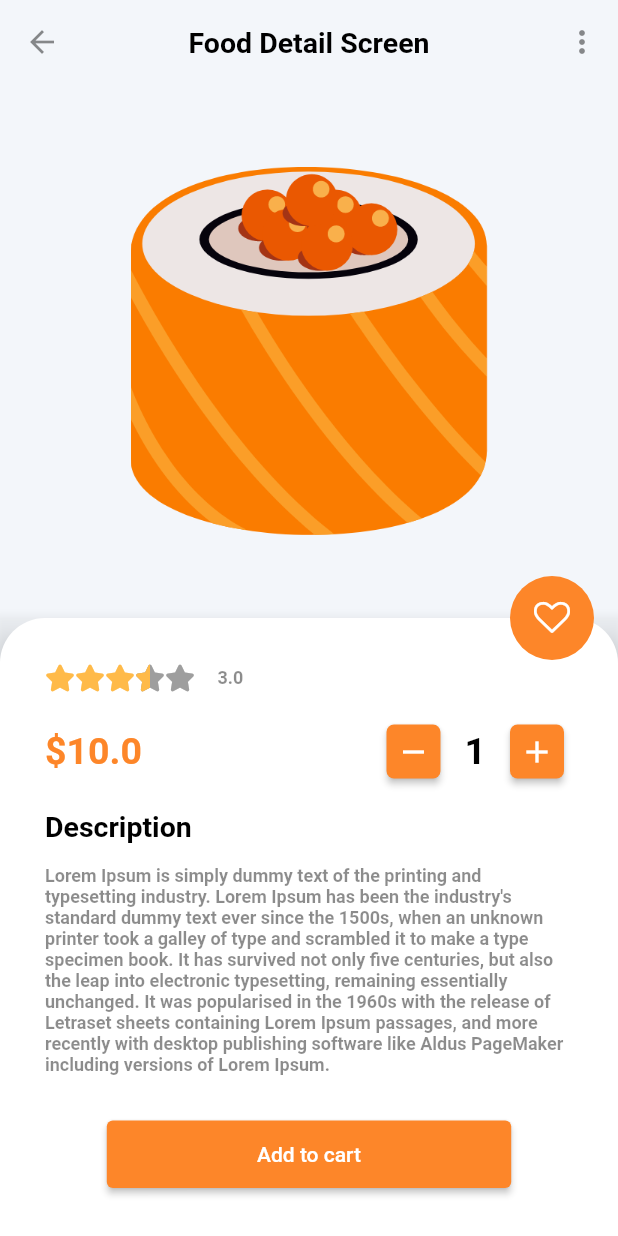
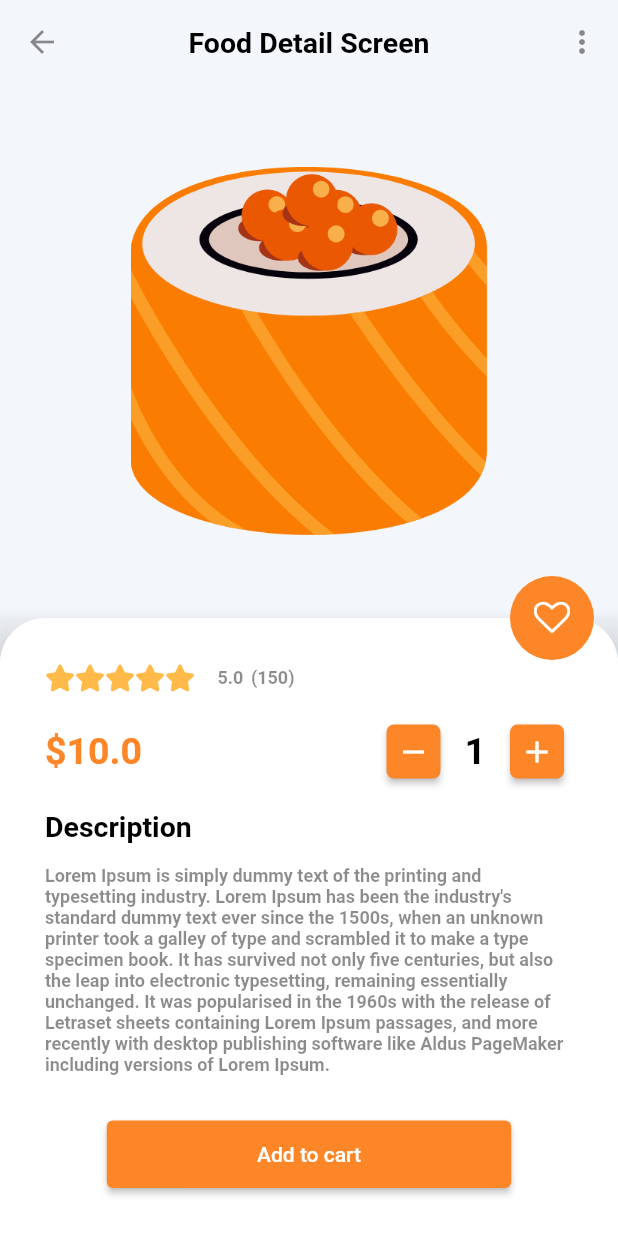
Before and after one commit to SinaSys/flutter_japanese_restaurant_app, a Flutter app: the FoodDetailScreen screen opened directly with sample values from the repository, on a phone screen of 412 x 824 dp. Run offline on Flutter 3.47's test engine with Material 2 defaults, Android fonts, the light colour scheme and no system bars; drawn by our look-alikes of flutter_rating_bar; our stand-ins replace badges, font_awesome_flutter, get.

Commit message:
Add voter field

```diff
--- a/lib/core/app_data.dart
+++ b/lib/core/app_data.dart
@@ -13,30 +13,30 @@ class AppData {
       "Lorem Ipsum is simply dummy text of the printing and typesetting industry. Lorem Ipsum has been the industry's standard dummy text ever since the 1500s, when an unknown printer took a galley of type and scrambled it to make a type specimen book. It has survived not only five centuries, but also the leap into electronic typesetting, remaining essentially unchanged. It was popularised in the 1960s with the release of Letraset sheets containing Lorem Ipsum passages, and more recently with desktop publishing software like Aldus PageMaker including versions of Lorem Ipsum.";
 
   static List<Food> foodItems = [
-    Food(AppAsset.sushi1, "Sushi1", 10.0, 1, false, dummyText, 3.0,
-        FoodType.sushi),
-    Food(AppAsset.sushi2, "Sushi2", 15.0, 1, false, dummyText, 3.0,
-        FoodType.sushi),
-    Food(AppAsset.sushi3, "Sushi3", 20.0, 1, false, dummyText, 3.0,
-        FoodType.sushi),
-    Food(AppAsset.sushi4, "Sushi4", 40.0, 1, false, dummyText, 3.0,
-        FoodType.kebab),
-    Food(AppAsset.sushi5, "Sushi5", 10.0, 1, false, dummyText, 3.0,
-        FoodType.kebab),
-    Food(AppAsset.sushi6, "Sushi6", 20.0, 1, false, dummyText, 3.0,
-        FoodType.burger),
-    Food(AppAsset.sushi7, "Sushi7", 12.0, 1, false, dummyText, 3.0,
-        FoodType.burger),
-    Food(AppAsset.sushi8, "Sushi8", 30.0, 1, false, dummyText, 3.0,
-        FoodType.ramen),
-    Food(AppAsset.sushi9, "Sushi9", 10.0, 1, false, dummyText, 3.0,
-        FoodType.ramen),
-    Food(AppAsset.sushi10, "Sushi10", 15.0, 1, false, dummyText, 3.0,
-        FoodType.ramen),
+    Food(AppAsset.sushi1, "Sushi1", 10.0, 1, false, dummyText, 5.0,
+        FoodType.sushi,150),
+    Food(AppAsset.sushi2, "Sushi2", 15.0, 1, false, dummyText, 3.5,
+        FoodType.sushi,652),
+    Food(AppAsset.sushi3, "Sushi3", 20.0, 1, false, dummyText, 4.0,
+        FoodType.sushi,723),
+    Food(AppAsset.sushi4, "Sushi4", 40.0, 1, false, dummyText, 2.5,
+        FoodType.kebab,456),
+    Food(AppAsset.sushi5, "Sushi5", 10.0, 1, false, dummyText, 4.5,
+        FoodType.kebab,650),
+    Food(AppAsset.sushi6, "Sushi6", 20.0, 1, false, dummyText, 1.5,
+        FoodType.burger,350),
+    Food(AppAsset.sushi7, "Sushi7", 12.0, 1, false, dummyText, 3.5,
+        FoodType.burger,265),
+    Food(AppAsset.sushi8, "Sushi8", 30.0, 1, false, dummyText, 4.0,
+        FoodType.ramen,890),
+    Food(AppAsset.sushi9, "Sushi9", 10.0, 1, false, dummyText, 5.0,
+        FoodType.ramen,900),
+    Food(AppAsset.sushi10, "Sushi10", 15.0, 1, false, dummyText, 3.5,
+        FoodType.ramen,420),
     Food(AppAsset.sushi11, "Sushi11", 25.0, 1, false, dummyText, 3.0,
-        FoodType.tempura),
-    Food(AppAsset.sushi12, "Sushi12", 20.0, 1, false, dummyText, 3.0,
-        FoodType.tempura),
+        FoodType.tempura,263),
+    Food(AppAsset.sushi12, "Sushi12", 20.0, 1, false, dummyText, 5.0,
+        FoodType.tempura,560),
   ];
 
   static List<BottomNavigationItem> bottomNavigationItems = [
--- a/lib/src/model/food.dart
+++ b/lib/src/model/food.dart
@@ -9,7 +9,8 @@ class Food {
   String description;
   double score;
   FoodType type;
+  int voter;
 
   Food(this.image, this.name, this.price, this.quantity, this.isFavorite,
-      this.description, this.score, this.type);
+      this.description, this.score, this.type,this.voter);
 }
--- a/lib/src/view/screen/food_detail_screen.dart
+++ b/lib/src/view/screen/food_detail_screen.dart
@@ -85,7 +85,7 @@ class FoodDetailScreen extends StatelessWidget {
                         RatingBar.builder(
                           itemPadding: EdgeInsets.zero,
                           itemSize: 20,
-                          initialRating: 3.1,
+                          initialRating: food.score,
                           minRating: 1,
                           direction: Axis.horizontal,
                           allowHalfRating: true,
@@ -100,6 +100,9 @@ class FoodDetailScreen extends StatelessWidget {
                         ),
                         const SizedBox(width: 15),
                         Text(food.score.toString(),
+                            style: Theme.of(context).textTheme.subtitle1),
+                        const SizedBox(width: 5),
+                        Text("(${food.voter})",
                             style: Theme.of(context).textTheme.subtitle1)
                       ],
                     ).fadeAnimation(0.4),
```
